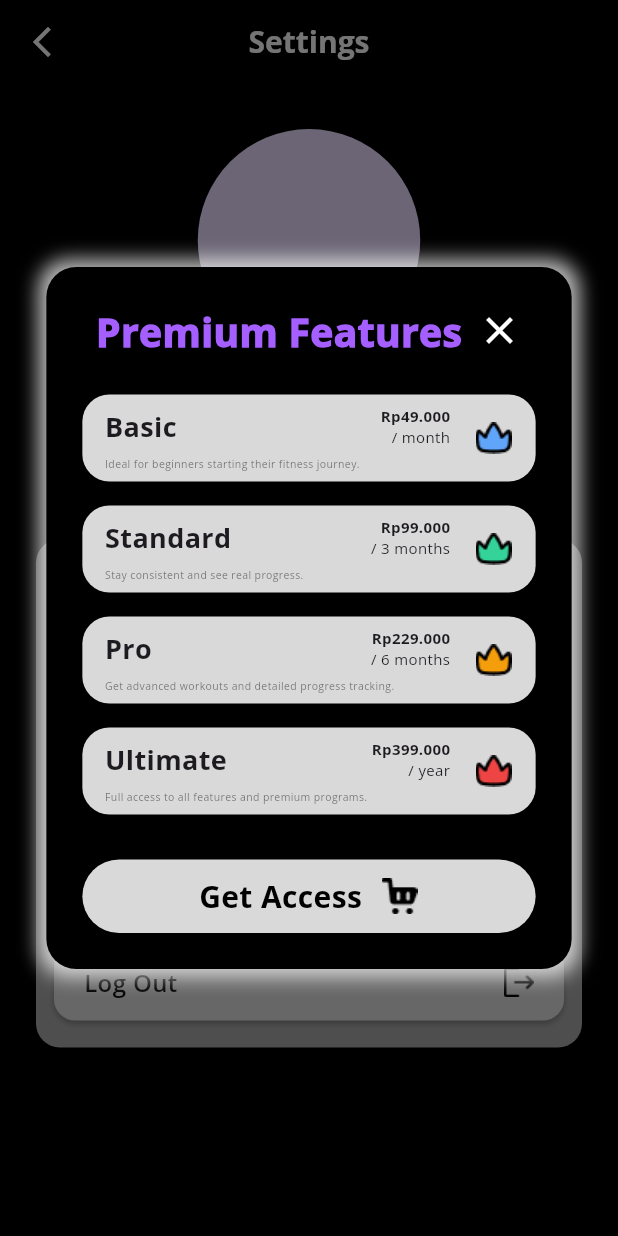
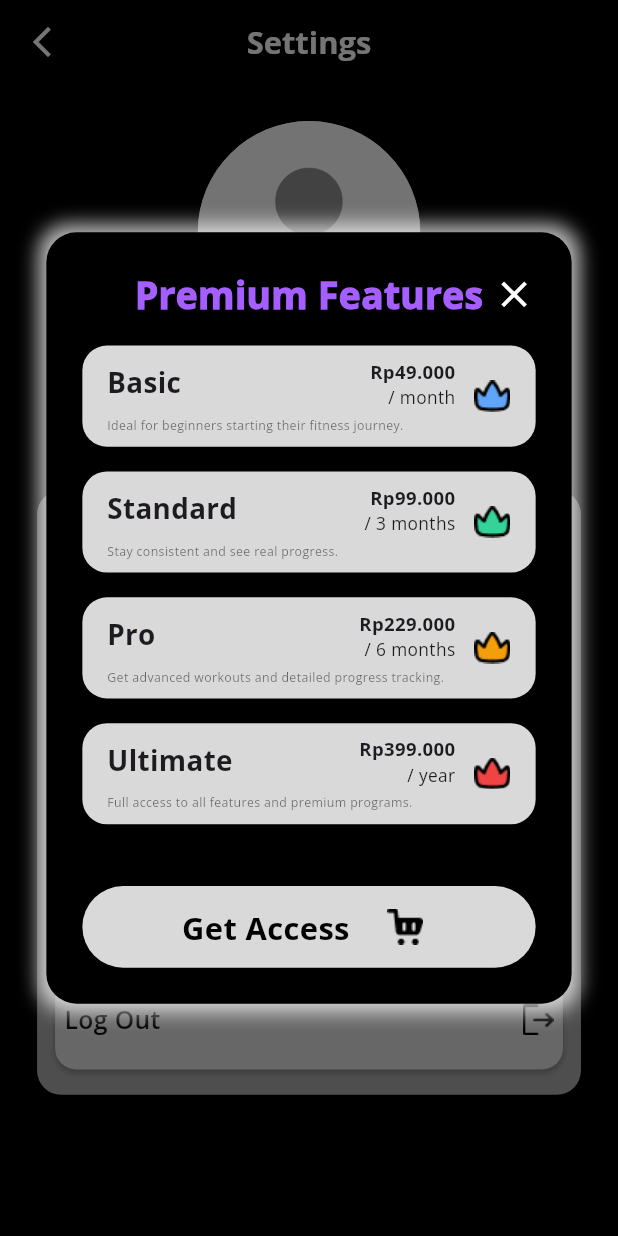
Before and after one commit to PriadiCuanda-231401058/FitTrack, a Flutter app: the SettingsScreen screen opened by its route, after a tap on "Premium Features", on a phone screen of 412 x 824 dp. Run offline on Flutter 3.47's test engine with Material 3 defaults, Android fonts, the phone set to English and light mode, and no system bars; our stand-ins replace cloud_firestore, firebase_auth, firebase_core, google_sign_in, shared_preferences; accounts and stored records are empty.

Commit message:
feat: membuat responsive page setting

```diff
--- a/lib/features/settings/screens/premium_features_screen.dart
+++ b/lib/features/settings/screens/premium_features_screen.dart
@@ -5,72 +5,84 @@ class PremiumFeaturesScreen extends StatelessWidget {
 
   @override
   Widget build(BuildContext context) {
+    final screenWidth = MediaQuery.of(context).size.width;
+    final screenHeight = MediaQuery.of(context).size.height;
     return Column(
       mainAxisSize: MainAxisSize.min,
       children: [
-        /// ------------------ TITLE ------------------
-        Row(
-          mainAxisAlignment: MainAxisAlignment.center,
+        Stack(
+          alignment: Alignment.center,
           children: [
-            const Text(
-              "Premium Features",
-              style: TextStyle(
-                fontSize: 26,
-                color: Color(0xffA55EFF),
-                fontWeight: FontWeight.w900,
+            Center(
+              child: Text(
+                "Premium Features",
+                style: TextStyle(
+                  fontSize: screenWidth * 0.06,
+                  color: const Color(0xffA55EFF),
+                  fontWeight: FontWeight.w900,
+                ),
               ),
             ),
-            const SizedBox(width: 10),
-            GestureDetector(
-              onTap: () => Navigator.pop(context),
-              child: const Icon(Icons.close, color: Colors.white, size: 30),
+
+            Positioned(
+              right: 0,
+              child: GestureDetector(
+                onTap: () => Navigator.pop(context),
+                child: Icon(
+                  Icons.close,
+                  color: Colors.white,
+                  size: screenWidth * 0.07,
+                ),
+              ),
             ),
           ],
         ),
 
-        const SizedBox(height: 24),
+        SizedBox(height: screenHeight * 0.02),
 
-        /// ------------------ LIST PLANS ------------------
         _plan(
+          context: context,
           title: "Basic",
           price: "Rp49.000",
           duration: "/ month",
           description: "Ideal for beginners starting their fitness journey.",
-          icon: Image.asset('assets/images/blue_crown.png', width: 26),
+          icon: Image.asset('assets/images/blue_crown.png', width: screenWidth * 0.02),
         ),
-        const SizedBox(height: 16),
+        SizedBox(height: screenHeight * 0.02),
 
         _plan(
+          context: context,
           title: "Standard",
           price: "Rp99.000",
           duration: "/ 3 months",
           description: "Stay consistent and see real progress.",
-          icon: Image.asset('assets/images/green_crown.png', width: 26),
+          icon: Image.asset('assets/images/green_crown.png', width: screenWidth * 0.02),
         ),
-        const SizedBox(height: 16),
+        SizedBox(height: screenHeight * 0.02),
 
         _plan(
+          context: context,
           title: "Pro",
           price: "Rp229.000",
           duration: "/ 6 months",
           description: "Get advanced workouts and detailed progress tracking.",
-          icon: Image.asset('assets/images/yellow_crown.png', width: 26),
+          icon: Image.asset('assets/images/yellow_crown.png', width: screenWidth * 0.02),
         ),
-        const SizedBox(height: 16),
+        SizedBox(height: screenHeight * 0.02),
 
         _plan(
+          context: context,
           title: "Ultimate",
           price: "Rp399.000",
           duration: "/ year",
           description: "Full access to all features and premium programs.",
-          icon: Image.asset('assets/images/red_crown.png', width: 26),
+          icon: Image.asset('assets/images/red_crown.png', width: screenWidth * 0.02),
         ),
 
-        const SizedBox(height: 30),
+        SizedBox(height: screenHeight * 0.05),
 
-        /// ------------------ GET ACCESS BUTTON ------------------
         Container(
-          padding: const EdgeInsets.symmetric(vertical: 10),
+          padding: EdgeInsets.symmetric(vertical: screenHeight  * 0.008),
           decoration: BoxDecoration(
             color: const Color(0xffD9D9D9),
             borderRadius: BorderRadius.circular(30),
@@ -78,16 +90,16 @@ class PremiumFeaturesScreen extends StatelessWidget {
           child: Row(
             mainAxisAlignment: MainAxisAlignment.center,
             children: [
-              const Text(
+              Text(
                 "Get Access",
                 style: TextStyle(
                   color: Colors.black,
-                  fontSize: 20,
+                  fontSize: screenWidth * 0.05,
                   fontWeight: FontWeight.w700,
                 ),
               ),
-              const SizedBox(width: 12),
-              Image.asset('assets/images/get_access.png', width: 26),
+              SizedBox(width: screenWidth * 0.04),
+              Image.asset('assets/images/get_access.png', width: screenWidth * 0.1),
             ],
           ),
         ),
@@ -95,25 +107,28 @@ class PremiumFeaturesScreen extends StatelessWidget {
     );
   }
 
-  /// -------------------------------------------------------
-  ///                 PLAN COMPONENT (FIXED ALIGNMENT)
-  /// -------------------------------------------------------
   Widget _plan({
+    required BuildContext context,
     required String title,
     required String price,
     required String duration,
     required String description,
     required Widget icon,
   }) {
+    final screenWidth = MediaQuery.of(context).size.width;
+    final screenHeight = MediaQuery.of(context).size.height;
+
     return Container(
-      padding: const EdgeInsets.symmetric(horizontal: 15, vertical: 7),
+      padding: EdgeInsets.symmetric(
+        horizontal: screenWidth * 0.04,
+        vertical: screenHeight * 0.01,
+      ),
       decoration: BoxDecoration(
         color: const Color(0xffD9D9D9),
-        borderRadius: BorderRadius.circular(18),
+        borderRadius: BorderRadius.circular(screenWidth * 0.04),
       ),
       child: Row(
         children: [
-          /// LEFT: Title + Description
           Expanded(
             child: Column(
               crossAxisAlignment: CrossAxisAlignment.start,
@@ -122,31 +137,30 @@ class PremiumFeaturesScreen extends StatelessWidget {
                   children: [
                     Text(
                       title,
-                      style: const TextStyle(
-                        fontSize: 18,
+                      style: TextStyle(
+                        fontSize: screenWidth * 0.045,
                         fontWeight: FontWeight.w800,
                       ),
                     ),
 
                     const Spacer(),
 
-                    /// ---- FIXED WIDTH PRICE COLUMN ----
                     SizedBox(
-                      width: 70, // <--- ini yg membuat harga sejajar semua
+                      width: screenWidth * 0.18,
                       child: Column(
                         crossAxisAlignment: CrossAxisAlignment.end,
                         children: [
                           Text(
                             price,
-                            style: const TextStyle(
-                              fontSize: 10,
+                            style: TextStyle(
+                              fontSize: screenWidth * 0.03,
                               fontWeight: FontWeight.w700,
                             ),
                           ),
                           Text(
                             duration,
-                            style: const TextStyle(
-                              fontSize: 10,
+                            style: TextStyle(
+                              fontSize: screenWidth * 0.028,
                               fontWeight: FontWeight.w500,
                             ),
                           ),
@@ -156,27 +170,24 @@ class PremiumFeaturesScreen extends StatelessWidget {
                   ],
                 ),
 
-                const SizedBox(height: 6),
+                SizedBox(height: screenHeight * 0.006),
 
                 Text(
                   description,
-                  style: const TextStyle(
-                    fontSize: 7,
+                  style: TextStyle(
+                    fontSize: screenWidth * 0.020,
                     color: Colors.black54,
-                    fontWeight: FontWeight.w400,
                   ),
                 ),
               ],
             ),
           ),
 
-          const SizedBox(width: 16),
+          SizedBox(width: screenWidth * 0.03),
 
-          /// ICON
-          Center(child: icon),
+          SizedBox(width: screenWidth * 0.06, child: icon),
         ],
       ),
     );
   }
-
-}
+    }
--- a/lib/features/settings/screens/settings_screen.dart
+++ b/lib/features/settings/screens/settings_screen.dart
@@ -7,7 +7,7 @@ import 'package:fittrack/features/settings/screens/account_settings_screen.dart'
 import 'package:fittrack/features/settings/screens/delete_account_screen.dart';
 import 'package:fittrack/features/settings/screens/premium_features_screen.dart';
 import 'package:google_sign_in/google_sign_in.dart';
-import 'package:fittrack/features/settings/settings_controller.dart';
+// import 'package:fittrack/features/settings/settings_controller.dart';
 
 class SettingsScreen extends StatelessWidget {
   const SettingsScreen({super.key});
@@ -15,7 +15,8 @@ class SettingsScreen extends StatelessWidget {
   @override
   Widget build(BuildContext context) {
     final user = FirebaseAuth.instance.currentUser;
-    final width = MediaQuery.of(context).size.width;
+    final screenWidth = MediaQuery.of(context).size.width;
+    final screenHeight = MediaQuery.of(context).size.height;
 
     return Scaffold(
       backgroundColor: Colors.black,
@@ -26,52 +27,52 @@ class SettingsScreen extends StatelessWidget {
           icon: const Icon(Icons.arrow_back_ios_new, color: Colors.white),
           onPressed: () => Navigator.pop(context),
         ),
-        title: const Text(
+        title: Text(
           "Settings",
           style: TextStyle(
             color: Colors.white,
             fontWeight: FontWeight.w700,
-            fontSize: 20,
+            fontSize: screenWidth  * 0.05,
           ),
         ),
         centerTitle: true,
       ),
       body: SingleChildScrollView(
-        padding: const EdgeInsets.symmetric(horizontal: 24, vertical: 30),
+        padding: EdgeInsets.symmetric(horizontal: screenHeight * 0.03, vertical: screenWidth * 0.06),
         child: Column(
           children: [
             CircleAvatar(
-              radius: width * 0.18,
+              radius: screenWidth * 0.18,
               backgroundImage:
                   user?.photoURL != null && user!.photoURL!.isNotEmpty
                   ? NetworkImage(user.photoURL!)
-                  : const AssetImage('assets/images/default_pp.png')
+                  : const AssetImage('assets/images/profile_icon.png')
                         as ImageProvider,
             ),
-            const SizedBox(height: 24),
+
+            SizedBox(height: screenHeight * 0.02),
 
             Text(
               "Hello ${user?.displayName ?? 'User'},",
               textAlign: TextAlign.center,
-              style: const TextStyle(
+              style: TextStyle(
                 color: Colors.white,
-                fontSize: 24,
+                fontSize: screenWidth * 0.06,
                 fontWeight: FontWeight.w700,
               ),
             ),
-            const SizedBox(height: 6),
-            const Text(
+            SizedBox(height: screenHeight * 0.001),
+            Text(
               "Welcome back",
               textAlign: TextAlign.center,
               style: TextStyle(
                 color: Colors.white,
-                fontSize: 20,
+                fontSize: screenWidth * 0.05,
                 fontWeight: FontWeight.w300,
               ),
             ),
-            const SizedBox(height: 32),
+            SizedBox(height: screenHeight * 0.02),
 
-            // Menu
             Container(
               decoration: BoxDecoration(
                 color: const Color(0xFFF4F4F6).withOpacity(0.7),
@@ -84,8 +85,8 @@ class SettingsScreen extends StatelessWidget {
                     text: 'Edit Profile',
                     icon: Image.asset(
                       'assets/images/edit_profile.png',
-                      width: 20,
-                      height: 20,
+                      width: screenWidth * 0.05,
+                      height: screenHeight * 0.05,
                     ),
                     onTap: () {
                       showDialog(
@@ -107,8 +108,8 @@ class SettingsScreen extends StatelessWidget {
                     text: 'Account Settings',
                     icon: Image.asset(
                       'assets/images/account_settings.png',
-                      width: 20,
-                      height: 20,
+                      width: screenWidth * 0.05,
+                      height: screenHeight * 0.05,
                     ),
                     onTap: () {
                       showDialog(
@@ -129,8 +130,8 @@ class SettingsScreen extends StatelessWidget {
                     text: 'Premium Features',
                     icon: Image.asset(
                       'assets/images/premium_features.png',
-                      width: 20,
-                      height: 20,
+                      width: screenWidth * 0.05,
+                      height: screenHeight * 0.05,
                     ),
                     onTap: () {
                       showDialog(
@@ -144,8 +145,8 @@ class SettingsScreen extends StatelessWidget {
                     text: 'Delete Account',
                     icon: Image.asset(
                       'assets/images/delete_account.png',
-                      width: 20,
-                      height: 20,
+                      width: screenWidth * 0.05,
+                      height: screenHeight * 0.05,
                     ),
                     onTap: () {
                       showDialog(
@@ -158,7 +159,7 @@ class SettingsScreen extends StatelessWidget {
                             insetPadding: EdgeInsets.zero,
                             child: CustomPopup(
                               child:
-                                  DeleteAccountScreen(), // << INI YANG KAMU MAKSUD
+                                  DeleteAccountScreen(),
                             ),
                           );
                         },
@@ -169,8 +170,8 @@ class SettingsScreen extends StatelessWidget {
                     text: 'Log Out',
                     icon: Image.asset(
                       'assets/images/log_out.png',
-                      width: 20,
-                      height: 20,
+                      width: screenWidth * 0.05,
+                      height: screenHeight * 0.05,
                     ),
                     onTap: () async {
                       await GoogleSignIn().signOut();
--- a/lib/features/settings/widgets/setting_menu_button.dart
+++ b/lib/features/settings/widgets/setting_menu_button.dart
@@ -20,8 +20,10 @@ class SettingsMenuButton extends StatelessWidget {
 
   @override
   Widget build(BuildContext context) {
+    final screenWidth = MediaQuery.of(context).size.width;
+    final screenHeight = MediaQuery.of(context).size.height;
     return Padding(
-      padding: const EdgeInsets.symmetric(vertical: 6),
+      padding: EdgeInsets.symmetric(vertical: screenHeight * 0.006),
       child: InkWell(
         borderRadius: BorderRadius.circular(14),
         onTap: onTap,
@@ -37,14 +39,14 @@ class SettingsMenuButton extends StatelessWidget {
               )
             ],
           ),
-          padding: const EdgeInsets.symmetric(vertical: 14, horizontal: 20),
+          padding: EdgeInsets.symmetric(vertical: screenHeight * 0.015, horizontal: screenWidth * 0.015),
           child: Row(
             mainAxisAlignment: MainAxisAlignment.spaceBetween,
             children: [
               Text(
                 text,
                 style: TextStyle(
-                  fontSize: 16,
+                  fontSize: screenWidth * 0.04,
                   color: textColor,
                   fontWeight: FontWeight.w600,
                 ),
```
Also changed, not shown: lib/features/settings/screens/account_settings_screen.dart (+50 -32 lines), lib/features/settings/screens/delete_account_screen.dart (+29 -18 lines), lib/features/settings/screens/edit_profile_screen.dart (+40 -34 lines).
